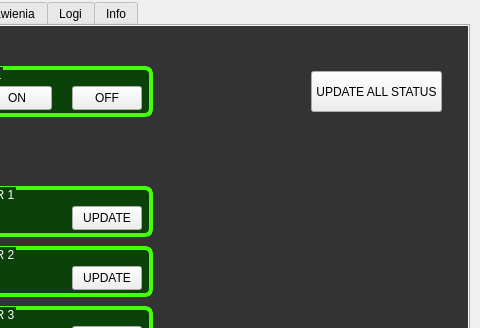
Old version of the form 3growbox_qtwidget/GrowBoxDesktop/mainwindow.ui in the repository wojtron2/Desktop_QT_app_box; both pictures show x 320 to 800 and y 0 to 328 of the 800 by 600 pixel window.
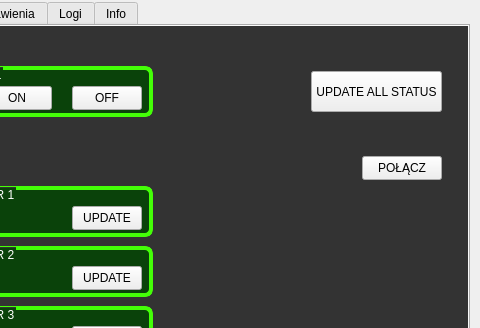
New version of the form. Icons and pictures are not drawn.

Commit message: 0.2.1 network cmake

```diff
--- a/3growbox_qtwidget/GrowBoxDesktop/mainwindow.ui
+++ b/3growbox_qtwidget/GrowBoxDesktop/mainwindow.ui
@@ -660,6 +660,19 @@
        </property>
       </widget>
      </widget>
+     <widget class="QPushButton" name="pushButton_CONNECT_3">
+      <property name="geometry">
+       <rect>
+        <x>670</x>
+        <y>130</y>
+        <width>80</width>
+        <height>24</height>
+       </rect>
+      </property>
+      <property name="text">
+       <string>POŁĄCZ</string>
+      </property>
+     </widget>
     </widget>
     <widget class="QWidget" name="tab2_cam">
      <attribute name="title">
```
The commit also changes 2 other files.
